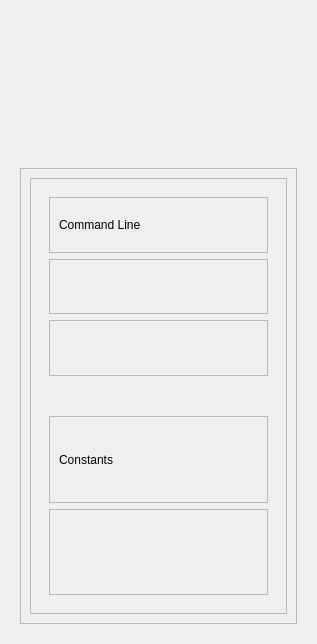
The window that helga/nuke/rendering/renderthreads/media/ui/renderthreads.ui (timmwagener/helga) describes before a commit, drawn with Qt 5.
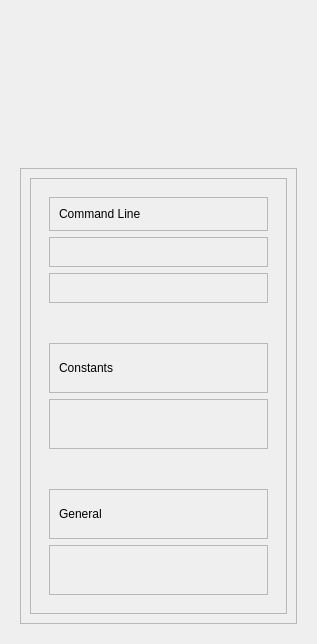
The same window after the commit. The open tabs and pages were chosen to show the change.

Commit message: Nuke: 1. Renderthreads: Pre-Command line menu and Logging refactoring commit.

Diff of the .ui file:
```diff
--- a/helga/nuke/rendering/renderthreads/media/ui/renderthreads.ui
+++ b/helga/nuke/rendering/renderthreads/media/ui/renderthreads.ui
@@ -525,6 +525,58 @@
                 </layout>
                </widget>
               </item>
+              <item>
+               <widget class="QWidget" name="wdgt_constants_and_general_options_space" native="true">
+                <property name="sizePolicy">
+                 <sizepolicy hsizetype="Preferred" vsizetype="Fixed">
+                  <horstretch>0</horstretch>
+                  <verstretch>0</verstretch>
+                 </sizepolicy>
+                </property>
+                <property name="minimumSize">
+                 <size>
+                  <width>0</width>
+                  <height>10</height>
+                 </size>
+                </property>
+               </widget>
+              </item>
+              <item>
+               <widget class="QWidget" name="wdgt_general_options" native="true">
+                <layout class="QVBoxLayout" name="verticalLayout_28">
+                 <item>
+                  <widget class="QFrame" name="frm_general_options_header">
+                   <property name="frameShape">
+                    <enum>QFrame::StyledPanel</enum>
+                   </property>
+                   <property name="frameShadow">
+                    <enum>QFrame::Raised</enum>
+                   </property>
+                   <layout class="QVBoxLayout" name="verticalLayout_29">
+                    <item>
+                     <widget class="QLabel" name="lbl_general_options_header">
+                      <property name="text">
+                       <string>General</string>
+                      </property>
+                     </widget>
+                    </item>
+                   </layout>
+                  </widget>
+                 </item>
+                 <item>
+                  <widget class="QFrame" name="frm_general_options">
+                   <property name="frameShape">
+                    <enum>QFrame::StyledPanel</enum>
+                   </property>
+                   <property name="frameShadow">
+                    <enum>QFrame::Raised</enum>
+                   </property>
+                   <layout class="QVBoxLayout" name="verticalLayout_30"/>
+                  </widget>
+                 </item>
+                </layout>
+               </widget>
+              </item>
              </layout>
             </widget>
            </item>
```
Left out of the diff: 6 changed lines with no effect on the pictures. The commit also changes 4 other files.
